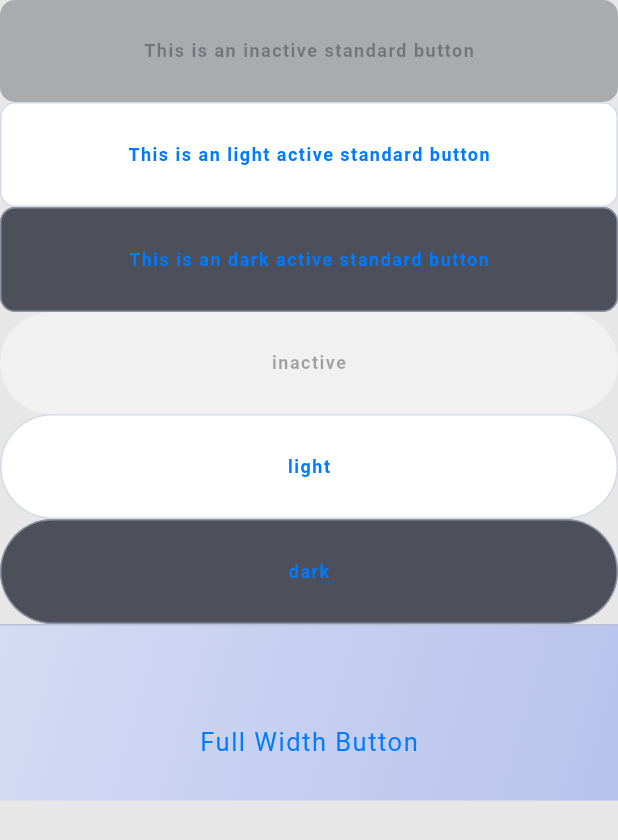
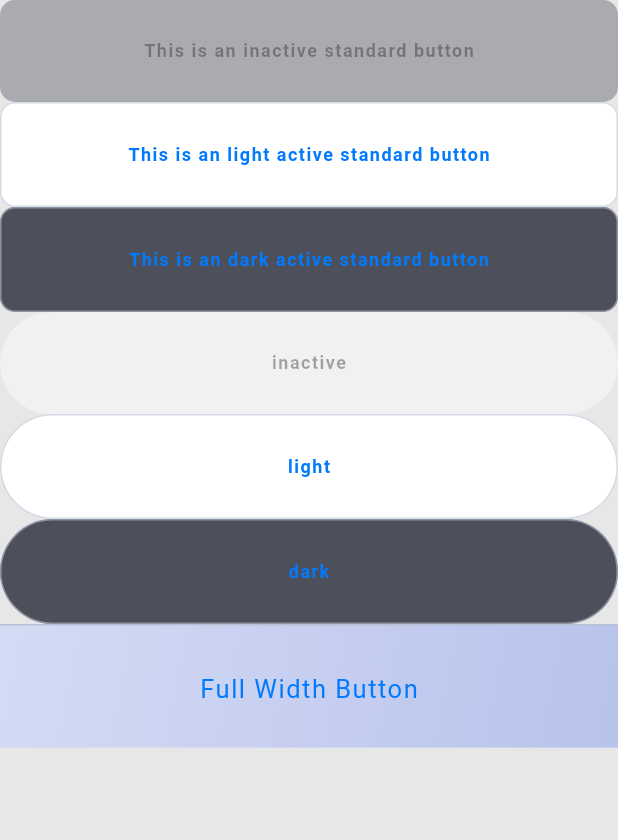
Before and after one commit to Astra-Labs/Aureus, a Flutter app: the screen it shows after launch, on a phone screen of 412 x 824 dp. Shown: the top 840 px of the screen. Run offline on Flutter 3.47's test engine with Material 2 defaults, Android fonts, the phone set to English and light mode, and no system bars; our stand-ins replace flutter_secure_storage, google_fonts; Roboto replaces fonts that are missing (Exo).

Commit message:
updated contents

```diff
--- a/Codebase/Aureus-Package/lib/Widgets/Components/Buttons/FullWidthButtonElement.dart
+++ b/Codebase/Aureus-Package/lib/Widgets/Components/Buttons/FullWidthButtonElement.dart
@@ -20,6 +20,7 @@ class FullWidthButtonElement extends StatefulWidget {
 }
 
 class _FullWidthButtonElementState extends State<FullWidthButtonElement> {
+  final foundation = new UDSVariables();
   @override
   Widget build(BuildContext context) {
     //to fully have the custom functionality wanted, buttons needed to be a pressable container that holds a text button instead of a stock button widget.
@@ -70,7 +71,7 @@ class _FullWidthButtonElementState extends State<FullWidthButtonElement> {
         padding: EdgeInsets.all(15),
         decoration: buttonDecoration,
         width: MediaQuery.of(context).size.width,
-        height: (MediaQuery.of(context).size.height / 7),
+        height: (MediaQuery.of(context).size.height / 10),
         child: Expanded(
             child: TextButton(
                 onPressed: isButtonEnabled ? widget.buttonAction : null,
```
